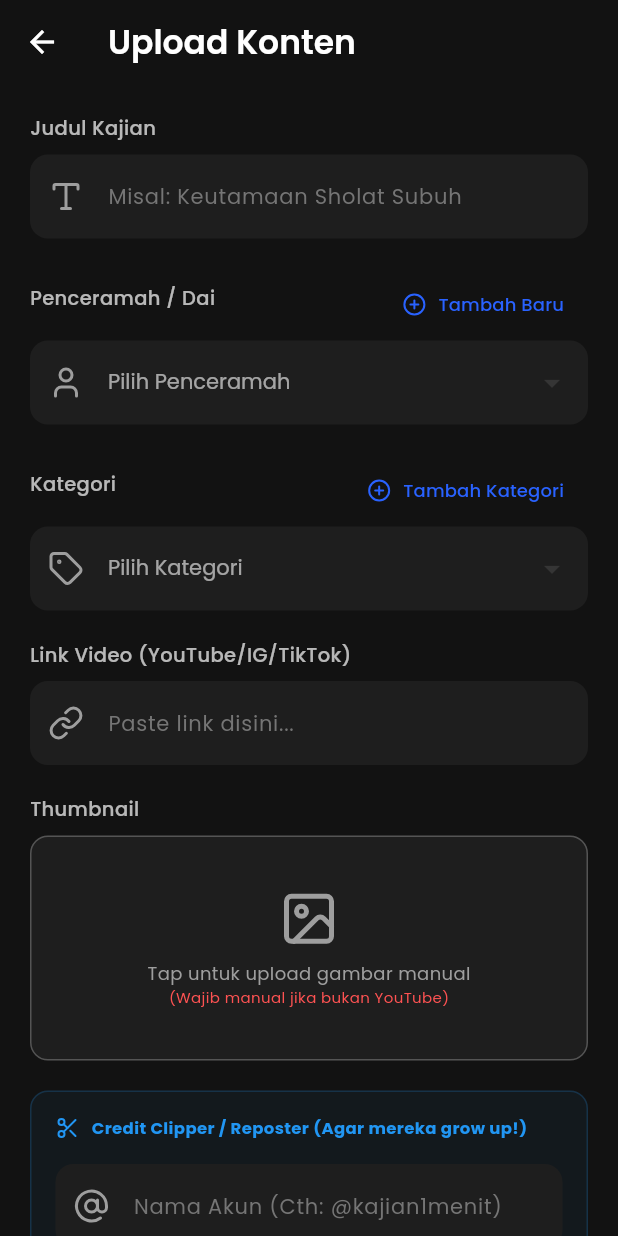
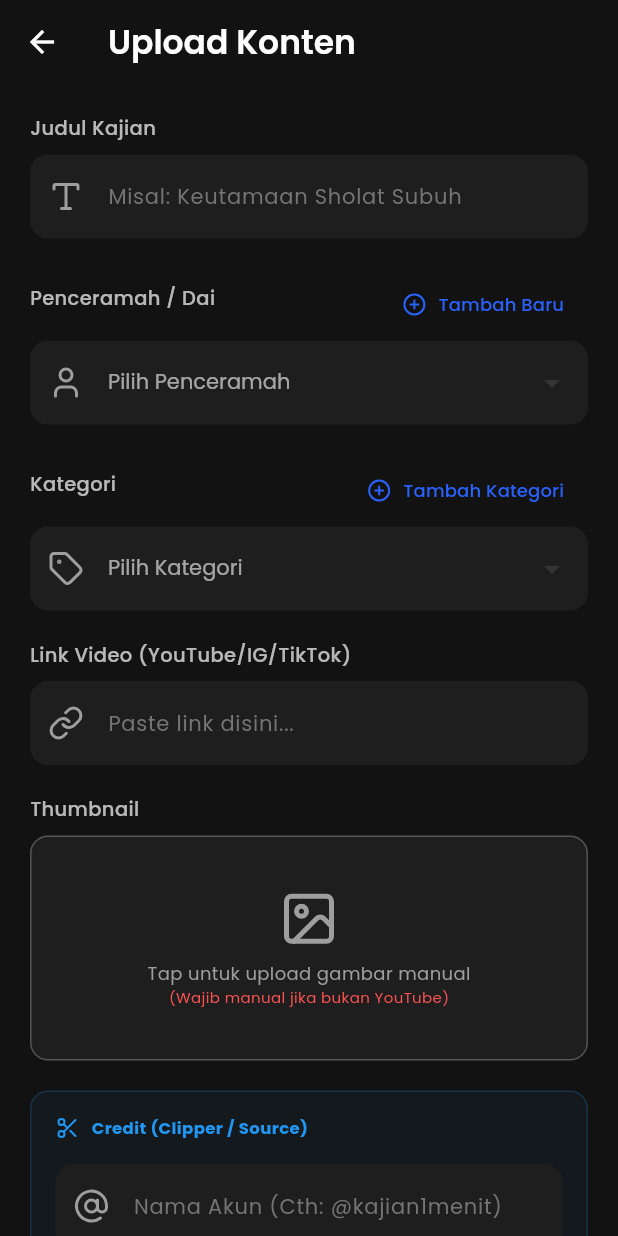
Before and after one commit to amdwildanabdillah/sf_app, a Flutter app: the AdminScreen screen opened directly, on a phone screen of 412 x 824 dp. Run offline on Flutter 3.47's test engine with Material 3 defaults, Android fonts, the phone set to English and light mode, and no system bars; our stand-ins replace cached_network_image, carousel_slider, chewie, google_fonts, google_sign_in, image_picker and 5 more; accounts and stored records are empty.

Commit message:
refactor: Update credit terminology in admin screen for clarity

```diff
--- a/lib/screens/admin_screen.dart
+++ b/lib/screens/admin_screen.dart
@@ -352,7 +352,7 @@ class _AdminScreenState extends State<AdminScreen> {
                 child: Column(
                   crossAxisAlignment: CrossAxisAlignment.start,
                   children: [
-                    Row(children: [Icon(LucideIcons.scissors, size: 16, color: Colors.blue), SizedBox(width: 8), Text("Credit Clipper / Reposter (Agar mereka grow up!)", style: GoogleFonts.poppins(color: Colors.blue, fontWeight: FontWeight.bold, fontSize: 11))]),
+                    Row(children: [Icon(LucideIcons.scissors, size: 16, color: Colors.blue), SizedBox(width: 8), Text("Credit (Clipper / Source)", style: GoogleFonts.poppins(color: Colors.blue, fontWeight: FontWeight.bold, fontSize: 11))]),
                     const SizedBox(height: 16),
                     _buildTextField(_sourceNameController, "Nama Akun (Cth: @kajian1menit)", icon: LucideIcons.atSign),
                     const SizedBox(height: 10),
```
